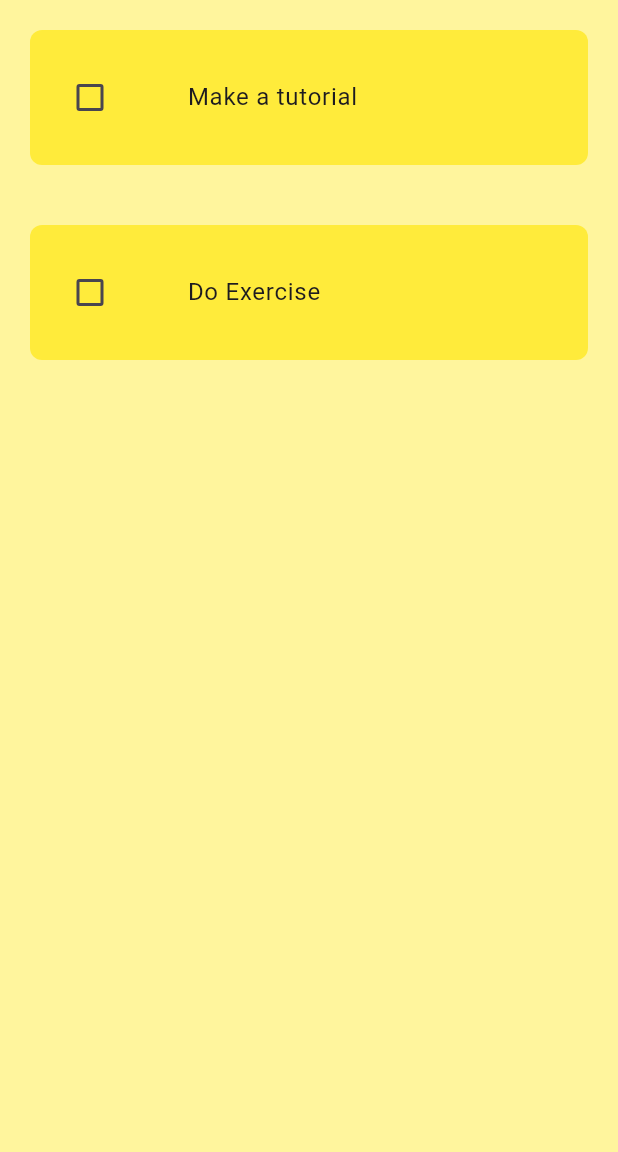
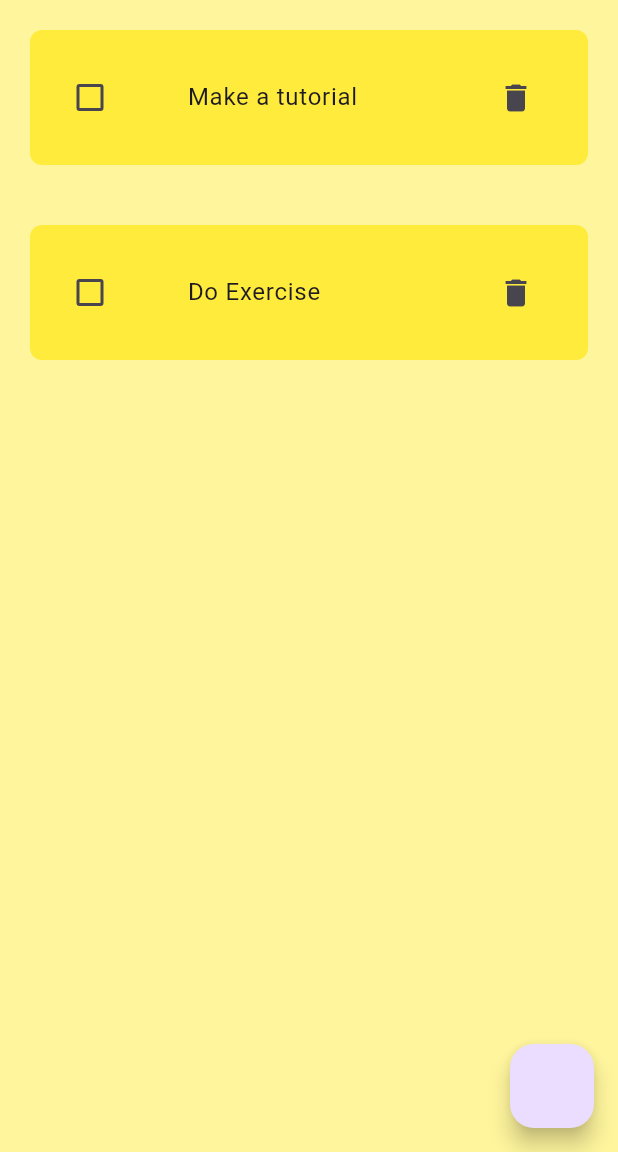
Before and after one commit to DanielLeke/To-Do-App, a Flutter app: the screen it shows after launch, on a phone screen of 412 x 824 dp, the part 84-1236 px from its top. Run offline on Flutter 3.47's test engine with Material 3 defaults, Android fonts, the phone set to English and light mode, and no system bars.

Commit message:
Added a new parameter for my To Do tile in order to specify a delete action and created a new file in the utilities folder to create a dialog box

```diff
--- a/lib/utilities/todo_tile.dart
+++ b/lib/utilities/todo_tile.dart
@@ -5,11 +5,14 @@ class ToDoTile extends StatelessWidget {
       {super.key,
       required this.value,
       required this.onChanged,
-      required this.title});
+      required this.title,
+      required this.deleteAction,
+      });
 
   final value;
   final Function(bool?)? onChanged;
   final title;
+  final Function()? deleteAction;
 
   @override
   Widget build(BuildContext context) {
@@ -23,7 +26,7 @@ class ToDoTile extends StatelessWidget {
         leading: Checkbox(
           value: value,
           onChanged: onChanged,
-          activeColor: Colors.green[200],
+          activeColor: Colors.deepPurple[400],
         ),
         title: Padding(
           padding: const EdgeInsets.all(25.0),
@@ -35,6 +38,8 @@ class ToDoTile extends StatelessWidget {
                     : TextDecoration.none),
           ),
         ),
+        trailing:
+            IconButton(onPressed: deleteAction, icon: const Icon(Icons.delete)),
       ),
     );
   }
```
Also changed, not shown: lib/pages/home_page.dart (+13 -1 lines), lib/utilities/DialogBox.dart (added, +12 -0 lines).
